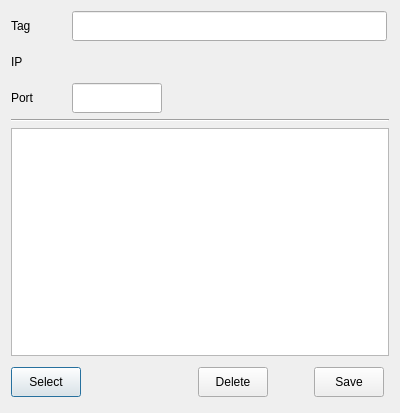
Above: dlgs/addrga_dlg.ui from xmartinly/myrga before the change. Below: the same form after it.
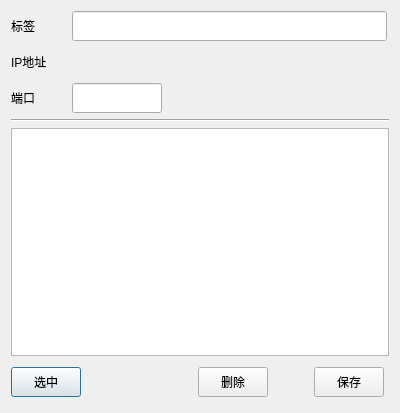
That is the form after the change. Icons and pictures are not drawn. Custom widgets are drawn as their Qt base class.

```diff
--- a/dlgs/addrga_dlg.ui
+++ b/dlgs/addrga_dlg.ui
@@ -50,7 +50,7 @@
         </size>
        </property>
        <property name="text">
-        <string>Port</string>
+        <string>端口</string>
        </property>
       </widget>
      </item>
@@ -117,7 +117,7 @@
         </size>
        </property>
        <property name="text">
-        <string>Select</string>
+        <string>选中</string>
        </property>
       </widget>
      </item>
@@ -149,7 +149,7 @@
         </size>
        </property>
        <property name="text">
-        <string>Delete</string>
+        <string>删除</string>
        </property>
       </widget>
      </item>
@@ -184,7 +184,7 @@
         </size>
        </property>
        <property name="text">
-        <string>Save</string>
+        <string>保存</string>
        </property>
       </widget>
      </item>
@@ -220,7 +220,7 @@
         </size>
        </property>
        <property name="text">
-        <string>IP</string>
+        <string>IP地址</string>
        </property>
       </widget>
      </item>
@@ -262,7 +262,7 @@
         </size>
        </property>
        <property name="text">
-        <string>Tag</string>
+        <string>标签</string>
        </property>
       </widget>
      </item>
```
Left out of the diff: 6 changed lines with no effect on the pictures.
